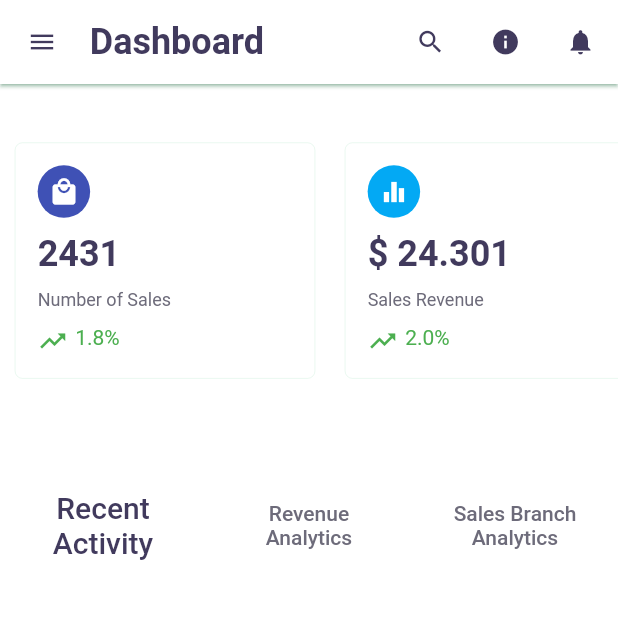
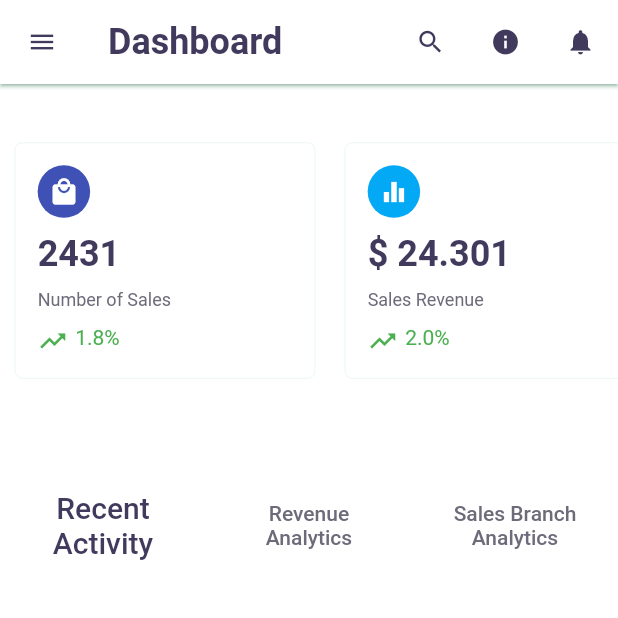
Before and after one commit to ThiagoHBA/dashboard_layout_challenge, a Flutter app: the screen it shows after launch, on a phone screen of 412 x 824 dp, the top half of it. Run offline on Flutter 3.47's test engine with Material 2 defaults, Android fonts, the phone set to English and light mode, and no system bars; our stand-ins replace flutter_svg, responsive_builder.

Commit message:
corrigindo tamanho do título

```diff
--- a/lib/view/components/elegant_app_bar/elegant_appbar_component.dart
+++ b/lib/view/components/elegant_app_bar/elegant_appbar_component.dart
@@ -25,6 +25,7 @@ class _ElegantAppBarState extends State<ElegantAppBar> {
   @override
   Widget build(BuildContext context) {
     return AppBar(
+      automaticallyImplyLeading: false,
       leading: Row(
         mainAxisAlignment: MainAxisAlignment.spaceAround,
         children: [
@@ -32,19 +33,17 @@ class _ElegantAppBarState extends State<ElegantAppBar> {
             icon: const Icon(Icons.menu),
             onPressed: widget.menuOnTap,
           ),
-          if (!widget.small && !_activateSearchBar)
-            Text(
-              "Dashboard",
-              style: Theme.of(context).textTheme.headline5,
-            ),
         ],
       ),
       title: _activateSearchBar
           ? const SearchTextField(
               prefixIcon: false,
             )
-          : Container(),
-      leadingWidth: widget.small || _activateSearchBar ? 50 : 180,
+          : Text(
+              "Dashboard",
+              overflow: TextOverflow.ellipsis,
+              style: Theme.of(context).textTheme.headline5,
+            ),
       actions: [
         SizedBox(
           width: widget.mobile ? 150 : 550,
@@ -110,7 +109,7 @@ class SearchTextField extends StatelessWidget {
                 )
               : const SizedBox(),
           alignLabelWithHint: true,
-          hintText: 'Search report, analytic or anything here',
+          hintText: 'Search...',
           contentPadding: const EdgeInsets.symmetric(vertical: 18),
           hintStyle: Theme.of(context).textTheme.caption,
         ),
```
